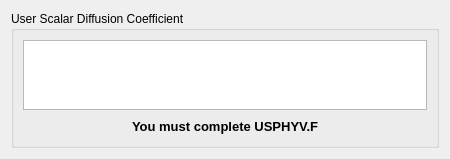
code-saturne/code_saturne, file gui/Pages/UserScalarPropertiesForm.ui: the form before one commit.
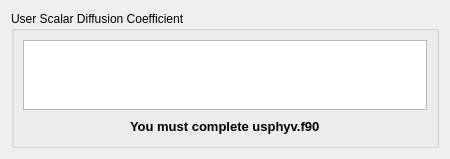
The form after the commit.

Diff of the .ui file:
```diff
--- a/gui/Pages/UserScalarPropertiesForm.ui
+++ b/gui/Pages/UserScalarPropertiesForm.ui
@@ -57,7 +57,7 @@
            </font>
           </property>
           <property name="text" >
-           <string>You must complete USPHYV.F</string>
+           <string>You must complete usphyv.f90</string>
           </property>
          </widget>
         </item>
```
